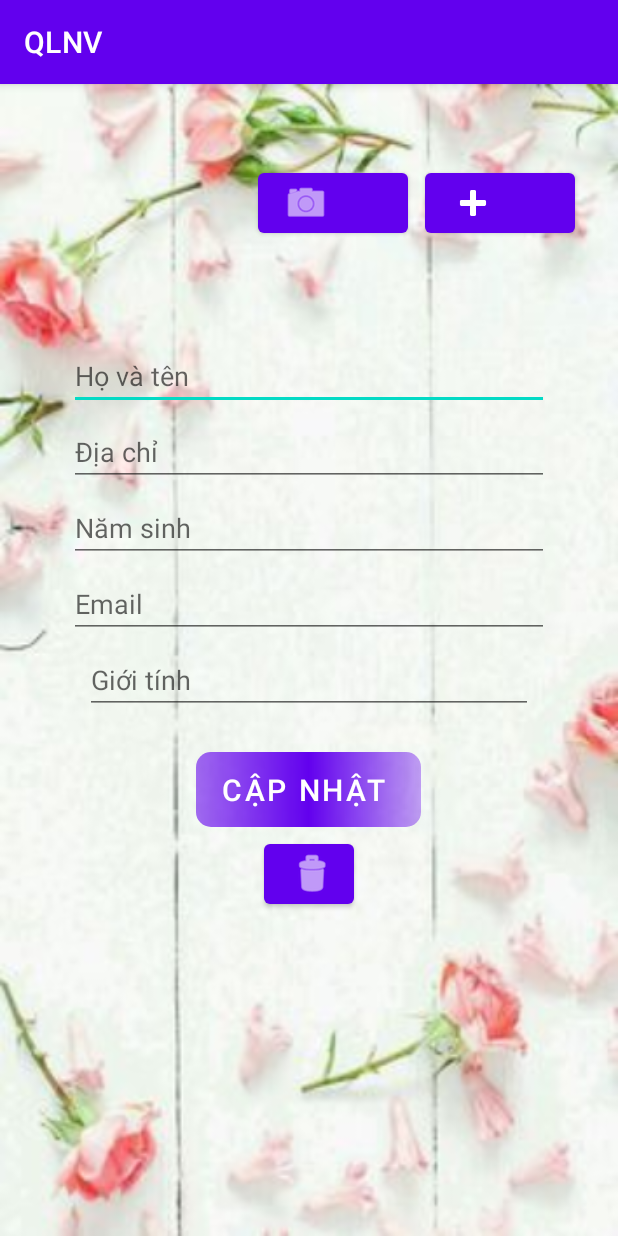
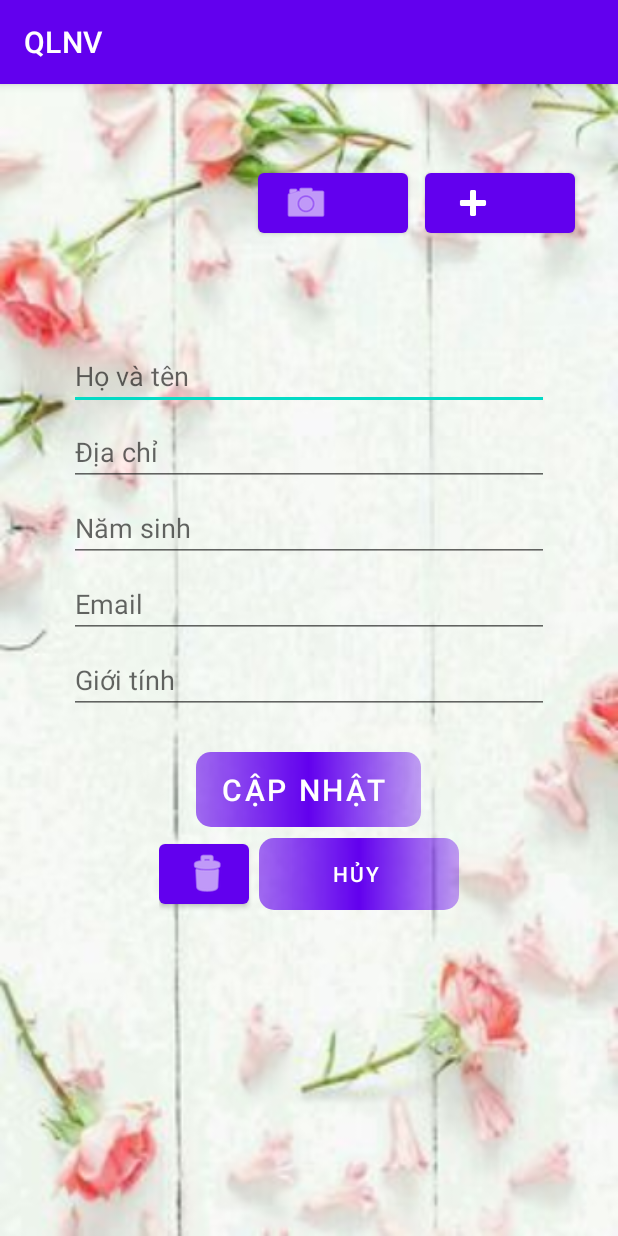
Before and after one commit to quoc260520/BaiTapLon, an Android app: the Update_DelActivity screen opened directly, with no data from a screen before it, on a phone screen of 412 x 824 dp. Run offline under Robolectric (Android 15) with nearby library versions, the phone set to English and light mode, and no system bars; 5 statements that could not run were skipped.

Commit message:
new add last android code

```diff
--- a/QLNV/app/src/main/java/com/example/qlnv/SQLite.java
+++ b/QLNV/app/src/main/java/com/example/qlnv/SQLite.java
@@ -53,7 +53,7 @@ public class SQLite extends SQLiteOpenHelper {
     @Override
     public void onCreate(SQLiteDatabase db) {
         db.execSQL("create table if not exists TAIKHOAN(IdTk integer primary key AUTOINCREMENT, Email text , SoDienThoai text , Pass text)");
-        db.execSQL("create table if not exists NHANVIEN(IdNv integer primary key AUTOINCREMENT , IdTk integer , HoTen text , DiaChi text , NamSinh integer , Email text ,Anh blob, GioiTinh text , FOREIGN KEY (IdTk) REFERENCES TAIKHOAN (IdTk))");
+        db.execSQL("create table if not exists NHANVIEN(IdNv integer primary key AUTOINCREMENT  , HoTen text , DiaChi text , NamSinh integer , Email text ,Anh blob, GioiTinh text )");
 
     }
 
--- a/QLNV/app/src/main/java/com/example/qlnv/Update_DelActivity.java
+++ b/QLNV/app/src/main/java/com/example/qlnv/Update_DelActivity.java
@@ -30,6 +30,7 @@ public class Update_DelActivity extends AppCompatActivity {
     private Button BChupUp;
     private Button BS;
     private Button BX;
+    private Button BT;
     private EditText EHtUp;
     private EditText EDcUp;
     private EditText ENsUp;
@@ -52,6 +53,7 @@ public class Update_DelActivity extends AppCompatActivity {
         EGtUp = (EditText) findViewById(R.id.ed5Up);
         BS = (Button) findViewById(R.id.btnS);
         BX= (Button) findViewById(R.id.btnX);
+        BT= (Button) findViewById(R.id.btnTUp);
         BChonUp = (Button) findViewById(R.id.btnChonUp);
         BChupUp = (Button) findViewById(R.id.btnChupUp);
         ImgUp=(ImageView)findViewById(R.id.imgAnhUp) ;
@@ -166,6 +168,13 @@ public class Update_DelActivity extends AppCompatActivity {
 
 
         });
+        BT.setOnClickListener(new View.OnClickListener() {
+            @Override
+            public void onClick(View v) {
+                Intent intent =new Intent(context,MainActivity.class);
+                startActivity(intent);
+            }
+        });
     }
     private void takePicture() //chup hinh
     {
--- a/QLNV/app/src/main/res/layout/doimatkhau_activyty.xml
+++ b/QLNV/app/src/main/res/layout/doimatkhau_activyty.xml
@@ -24,7 +24,7 @@
         android:layout_height="wrap_content"
         android:layout_marginTop="50pt"
         android:layout_marginBottom="5pt"
-        android:textColor="@color/white"
+        android:textColor="@color/black"
         android:ems="14"
         android:inputType="text"
         android:drawableRight="@drawable/ic_baseline_person_24"
--- a/QLNV/app/src/main/res/layout/update_delete_activity.xml
+++ b/QLNV/app/src/main/res/layout/update_delete_activity.xml
@@ -42,38 +42,36 @@
     <LinearLayout
         android:layout_width="match_parent"
         android:layout_height="match_parent"
-        android:orientation="vertical"
+        android:layout_marginTop="10pt"
         android:gravity="center_horizontal"
-        android:layout_marginTop="10pt">
+        android:orientation="vertical">
 
         <EditText
             android:id="@+id/ed1Up"
             android:layout_width="wrap_content"
             android:layout_height="wrap_content"
+            android:layout_marginBottom="5dp"
             android:ems="15"
-            android:layout_marginBottom="5dp"
             android:hint="Họ và tên"
             android:inputType="text" />
-
 
 
         <EditText
             android:id="@+id/ed2Up"
             android:layout_width="wrap_content"
             android:layout_height="wrap_content"
+            android:layout_marginBottom="5dp"
             android:ems="15"
-            android:layout_marginBottom="5dp"
             android:hint="Địa chỉ"
             android:inputType="text" />
-
 
 
         <EditText
             android:id="@+id/ed3Up"
             android:layout_width="wrap_content"
             android:layout_height="wrap_content"
+            android:layout_marginBottom="5dp"
             android:ems="15"
-            android:layout_marginBottom="5dp"
             android:hint="Năm sinh"
             android:inputType="number" />
 
@@ -82,19 +80,18 @@
             android:id="@+id/ed4Up"
             android:layout_width="wrap_content"
             android:layout_height="wrap_content"
+            android:layout_marginBottom="5dp"
             android:ems="15"
-            android:layout_marginBottom="5dp"
             android:hint="Email"
             android:inputType="textEmailAddress" />
-
 
 
         <EditText
             android:id="@+id/ed5Up"
             android:layout_width="wrap_content"
             android:layout_height="wrap_content"
-            android:ems="14"
             android:layout_marginBottom="5dp"
+            android:ems="15"
             android:hint="Giới tính"
             android:inputType="text" />
 
@@ -103,18 +100,32 @@
             android:layout_width="150dp"
             android:layout_height="50dp"
             android:layout_marginTop="20dp"
-            android:textSize="20dp"
+            android:background="@drawable/custom01"
             android:text="Cập nhật "
-            android:background="@drawable/custom01"/>
+            android:textSize="20dp" />
 
-        <Button
-            android:id="@+id/btnX"
-            android:layout_width="27pt"
-            android:layout_height="wrap_content"
-            android:layout_marginTop="5dp"
-            app:icon="@android:drawable/ic_menu_delete"
-            />
+        <LinearLayout
+            android:layout_width="wrap_content"
+            android:layout_height="wrap_content">
 
+            <Button
+                android:id="@+id/btnX"
+                android:layout_width="27pt"
+                android:layout_height="wrap_content"
+                android:layout_marginTop="5dp"
+                app:icon="@android:drawable/ic_menu_delete" />
+
+            <Button
+                android:id="@+id/btnTUp"
+                android:layout_width="200px"
+                android:layout_height="wrap_content"
+                android:layout_marginTop="5dp"
+                android:layout_marginLeft="10px"
+                android:background="@drawable/custom01"
+               android:text="Hủy ">
+
+        </Button>
     </LinearLayout>
+</LinearLayout>
 
 </LinearLayout>
```
Also changed, not shown: QLNV/app/src/main/java/com/example/qlnv/MainActivity.java (+19 -6 lines), QLNV/app/src/main/res/layout/activity_main.xml (+11 -0 lines), QLNV/app/src/main/res/layout/my_list_activity.xml (+5 -5 lines).
